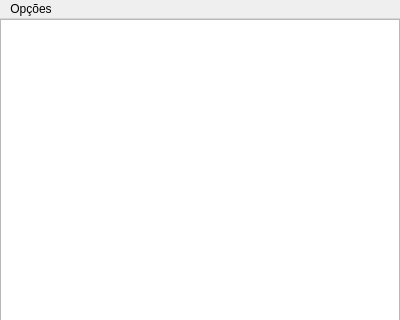
First picture: the form in fontes/QTCC_Qt/ui/conversas.ui, repository ricardopetrere/TCC_FTT, before the edit; both pictures show x 0 to 400 and y 0 to 320 of the 400 by 600 pixel window.
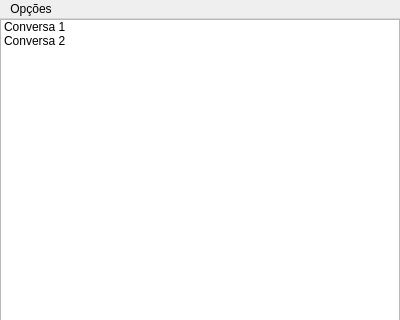
Second picture: the form after the edit. Icons and pictures are not drawn.

```diff
--- a/fontes/QTCC_Qt/ui/conversas.ui
+++ b/fontes/QTCC_Qt/ui/conversas.ui
@@ -37,7 +37,7 @@
      <number>0</number>
     </property>
     <item row="0" column="0">
-     <widget class="QListView" name="listView">
+     <widget class="QListWidget" name="listWidget">
       <property name="sizePolicy">
        <sizepolicy hsizetype="Expanding" vsizetype="Expanding">
         <horstretch>1</horstretch>
@@ -53,6 +53,16 @@
       <property name="uniformItemSizes">
        <bool>true</bool>
       </property>
+      <item>
+       <property name="text">
+        <string>Conversa 1</string>
+       </property>
+      </item>
+      <item>
+       <property name="text">
+        <string>Conversa 2</string>
+       </property>
+      </item>
      </widget>
     </item>
    </layout>
```
Left out of the diff: 4 changed lines with no effect on the pictures.
